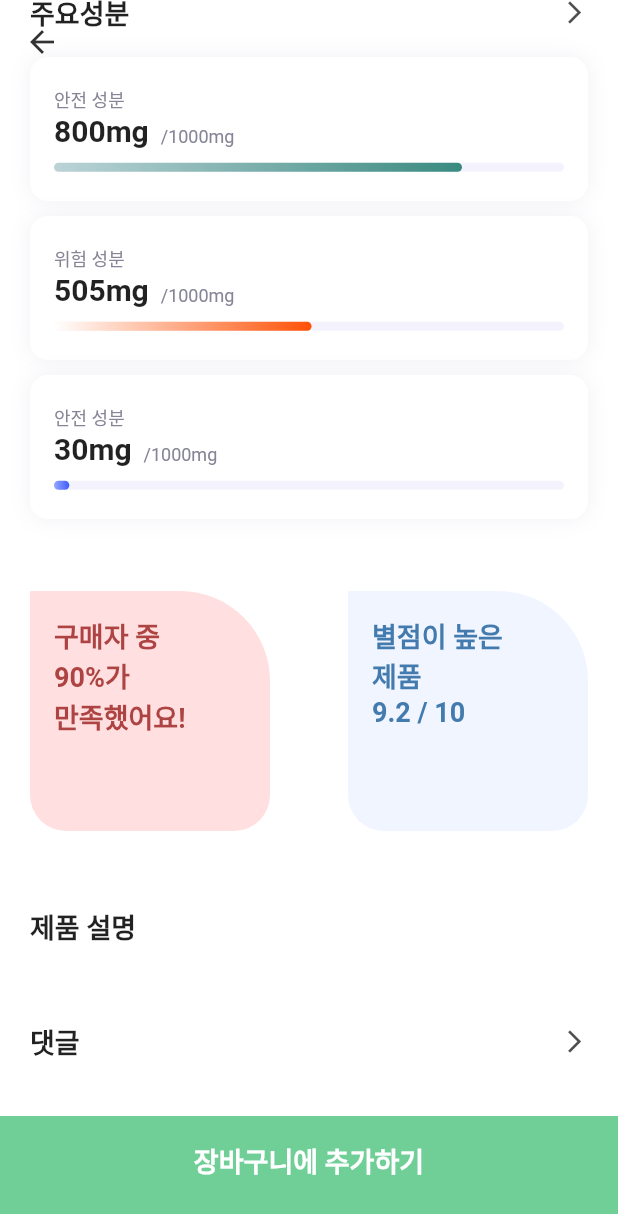
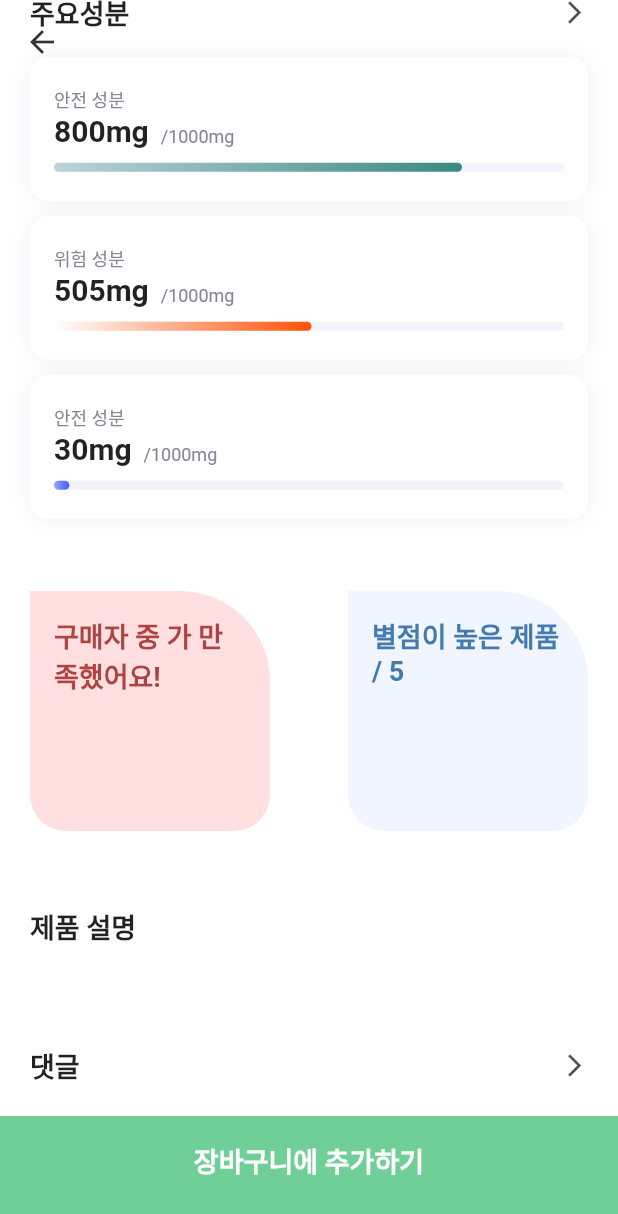
Before and after one commit to Petabyte-Studio/EasyPill_Client, a Flutter app: the DetailView screen opened by its route, scrolled down 532 dp, on a phone screen of 412 x 824 dp. Shown: the top 1214 px of the screen. Run offline on Flutter 3.47's test engine with Material 2 defaults, Android fonts, the light colour scheme and no system bars; our stand-ins replace badges, firebase_auth, firebase_core, flutter_svg; accounts and stored records are empty; network calls fail.

Commit message:
디테일 UI 구현 완료, 영양제 섭취 이력 기본 생성

```diff
--- a/lib/main.dart
+++ b/lib/main.dart
@@ -4,7 +4,7 @@ import 'views/product_view.dart';
 import 'views/setting_view.dart';
 import 'views/detail_view.dart';
 import 'views/category_view.dart';
-import 'views/funny_view.dart';
+import 'views/eat_view.dart';
 import 'views/comment_view.dart';
 
 void main() async {
@@ -53,7 +53,7 @@ class MyApp extends StatelessWidget {
           '/category/product/detail': (context) => DetailView(),
           '/category/product/detail/comment': (context) => CommentView(),
           '/setting': (context) => SettingView(),
-          '/funny': (context) => FunnyView(),
+          '/funny': (context) => EatView(),
           // '/detail' :
         });
   }
--- a/lib/views/comment_view.dart
+++ b/lib/views/comment_view.dart
@@ -26,7 +26,7 @@ class _CommentView extends State<CommentView> {
   }
 
   void getJSONDataFromID(String query) async {
-    var url = 'http://192.168.0.103:8000/product/' + query;
+    var url = 'http://127.0.0.1:8000/product/' + query;
     var response = await http.get(Uri.parse(url));
     setState(() {
       var dataFromJSON = json.decode(utf8.decode(response.bodyBytes));
--- a/lib/views/detail_view.dart
+++ b/lib/views/detail_view.dart
@@ -8,11 +8,23 @@ class DetailView extends StatefulWidget {
 }
 
 class _DetailView extends State<DetailView> {
+  final List<String> _gridText = ["구매자 중 가 만족했어요!", "별점이 높은 제품 " + "/ 5"];
+  final List<Color> _gridTextColor = [
+    const Color(0xFFAE4343),
+    const Color(0xFF437BAE)
+  ];
+  final List<Color> _gridColor = [
+    const Color(0xFFFFDFDF),
+    const Color(0xFFF0F5FF)
+  ];
+
   Map<String, dynamic> detail = <String, dynamic>{};
-  var id;
+  String? productID;
 
-  void getJSONDataFromID(String query) async {
-    var url = 'http://192.168.0.103:8000/product/' + query;
+  void getJSONDataFromID(String? query) async {
+    if (query == null) return;
+
+    var url = 'http://127.0.0.1:8000/product/' + query;
     var response = await http.get(Uri.parse(url));
     setState(() {
       var dataFromJSON = json.decode(utf8.decode(response.bodyBytes));
@@ -28,8 +40,8 @@ class _DetailView extends State<DetailView> {
     // otherwise it would be skipped and args would return null
     Future.delayed(Duration.zero, () {
       setState(() {
-        id = ModalRoute.of(context)!.settings.arguments;
-        getJSONDataFromID(id);
+        productID = ModalRoute.of(context)!.settings.arguments.toString();
+        getJSONDataFromID(productID);
       });
     });
   }
@@ -263,9 +275,11 @@ class _DetailView extends State<DetailView> {
       margin: const EdgeInsets.only(left: 20, right: 20),
       child: Column(
         children: <Widget>[
-          Padding(
-            padding: const EdgeInsets.only(bottom: 16),
-            child: GestureDetector(
+          Material(
+            color: Colors.transparent,
+            child: InkWell(
+              child: Container(
+                margin: const EdgeInsets.only(bottom: 16, top: 16),
                 child: Row(
                   children: <Widget>[
                     Text(
@@ -281,11 +295,13 @@ class _DetailView extends State<DetailView> {
                     ),
                   ],
                 ),
-                onTap: () {
-                  Navigator.of(context).pushNamed(
-                      '/category/product/detail/comment',
-                      arguments: detail['id'].toString());
-                }),
+              ),
+              onTap: () {
+                Navigator.of(context).pushNamed(
+                    '/category/product/detail/comment',
+                    arguments: detail['id'].toString());
+              },
+            ),
           ),
           if (comments != null)
             comments.isNotEmpty
@@ -503,16 +519,11 @@ class _DetailView extends State<DetailView> {
                             const SizedBox(height: 38),
                             horizontalGrid(
                               children: <Widget>[
-                                gridObject(
-                                  backgroundColor: Color(0xFFFFDFDF),
-                                  title: '구매자 중\n90%가\n만족했어요!',
-                                  textColor: Color(0xFFAE4343),
-                                ),
-                                gridObject(
-                                  backgroundColor: Color(0xFFF0F5FF),
-                                  title: '별점이 높은\n제품\n9.2 / 10',
-                                  textColor: Color(0xFF437BAE),
-                                ),
+                                for (int i = 0; i < _gridText.length; i++)
+                                  gridObject(
+                                      backgroundColor: _gridColor[i],
+                                      title: _gridText[i],
+                                      textColor: _gridTextColor[i]),
                               ],
                             ),
                             const SizedBox(height: 50),
@@ -532,7 +543,9 @@ class _DetailView extends State<DetailView> {
                         alignment: Alignment.topCenter,
                         child: CircleAvatar(
                           radius: 90,
-                          backgroundImage: NetworkImage(detail['image'] ?? ''),
+                          backgroundImage: detail['image'] != null
+                              ? NetworkImage(detail['image'])
+                              : null,
                         ),
                       ),
                     ),
@@ -576,13 +589,3 @@ class _DetailView extends State<DetailView> {
     );
   }
 }
-
-// Text('Price# ' + detail['price'].toString()),
-// Text('Rate# ' +
-//     (detail['avg_rate'] ?? 0.0).toStringAsFixed(2)),
-// Text('\n\nComments\n===================='),
-// if (detail['comments'] == null)
-//   Text('댓글 없음')
-// else
-//   for (var i in detail['comments'])
-//     Text(i['user'] + ': ' + i['comment']),
--- a/pubspec.yaml
+++ b/pubspec.yaml
@@ -63,6 +63,7 @@ flutter:
   # To add assets to your application, add an assets section, like this:
   assets:
     - assets/images/rightArrow.svg
+    - assets/images/medicine_fill.svg
   #   - images/a_dot_burr.jpeg
   #   - images/a_dot_ham.jpeg
 
```
Also changed, not shown: lib/views/eat_view.dart (added, +266 -0 lines), lib/views/funny_view.dart (deleted, +0 -129 lines), lib/views/product_view.dart (+32 -20 lines), assets/images/medicine_fill.svg (added).
